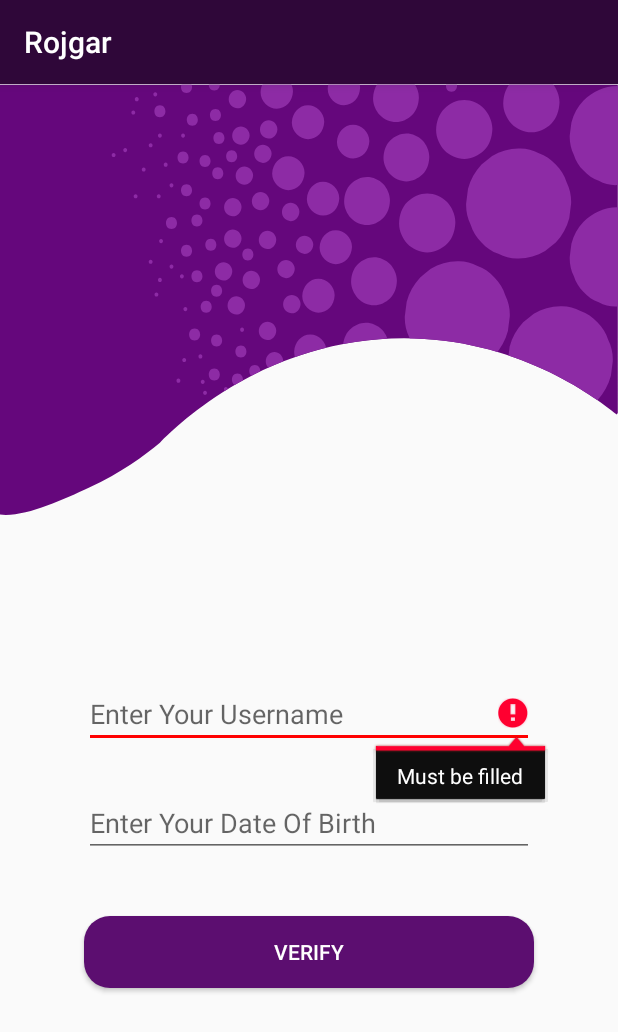
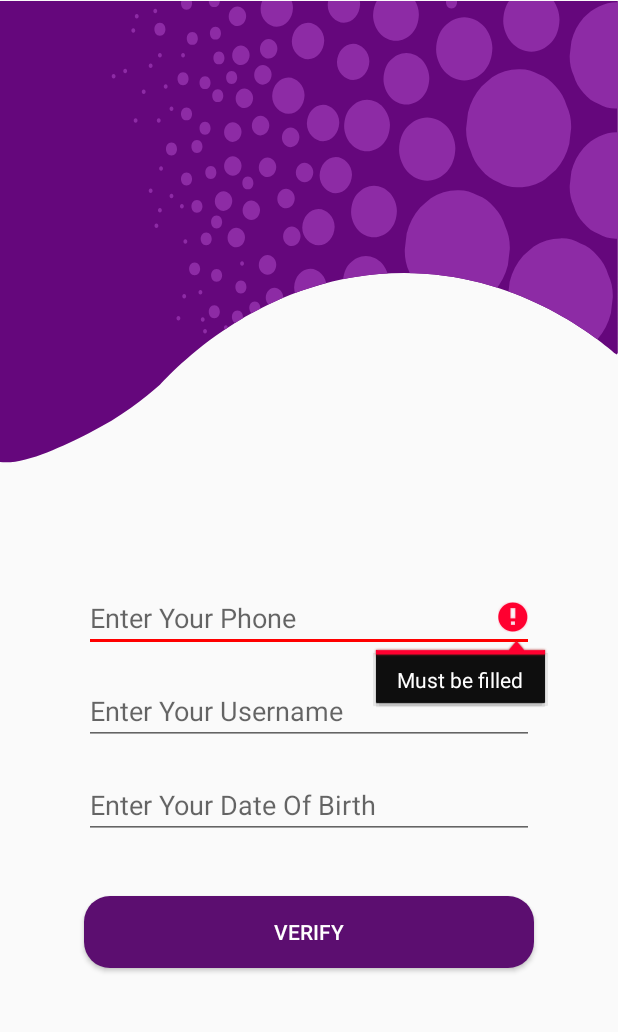
Before and after one commit to 17hardik/newSIH, an Android app: the Forgot_Password screen opened directly, with no data from a screen before it, after a tap on "VERIFY", on a phone screen of 412 x 824 dp. Shown: the top 1032 px of the screen. Run offline under Robolectric (Android 15) with nearby library versions, the phone set to English and light mode, and no system bars; our stand-ins replace Firebase (no records; nobody signed in at launch, a user with empty details on screens opened directly); libraries missing offline, so code that uses them is left out: com.firebase.client; 1 statement that could not run was skipped.

Commit message:
Bugs Fixed

```diff
--- a/app/src/main/java/com/example/sih/Forgot_Password.java
+++ b/app/src/main/java/com/example/sih/Forgot_Password.java
@@ -3,6 +3,7 @@ package com.example.sih;
 import androidx.annotation.NonNull;
 import androidx.appcompat.app.AppCompatActivity;
 import android.app.DatePickerDialog;
+import android.app.ProgressDialog;
 import android.content.Intent;
 import android.content.SharedPreferences;
 import android.content.res.ColorStateList;
@@ -23,27 +24,27 @@ import java.text.SimpleDateFormat;
 import java.util.Calendar;
 import java.util.Locale;
 
-/** Activity for account recovery inn case if a user forgets his/her password
+/** Activity for account recovery in case if a user forgets his/her password
  * Users can change their password by verifying their DOB and Username
  */
 
 public class Forgot_Password extends AppCompatActivity {
-    private EditText Username, DOB;
+    private EditText Phone, Username, DOB;
     private Calendar myCalendar;
     private String dob, username, storedDOB, storedUsername, phone, check;
-    String S, M, K;
+    String M, K;
     private Button Verify;
-    int i, j, l;
+    int j, l;
     DatabaseReference reff;
 
     @Override
     protected void onCreate(Bundle savedInstanceState) {
         super.onCreate(savedInstanceState);
-        SharedPreferences preferences = getSharedPreferences(S,i);
-        phone = preferences.getString("Phone","");
         SharedPreferences preferences1 = getSharedPreferences(M,j);
         check = preferences1.getString("Lang","Eng");
+        getSupportActionBar().hide();
         setContentView(R.layout.activity_forgot__password);
+        Phone = findViewById(R.id.phone);
         Username = findViewById(R.id.username);
         DOB = findViewById(R.id.dob);
         Verify = findViewById(R.id.verifyButton);
@@ -83,54 +84,94 @@ public class Forgot_Password extends AppCompatActivity {
             }
         });
 
-        try {
-            reff = FirebaseDatabase.getInstance().getReference().child("Users").child(phone);
-        } catch (Exception e) {
-
-        }
-
         Verify.setOnClickListener(new View.OnClickListener() {
             @Override
             public void onClick(View v) {
+                final ProgressDialog pd = new ProgressDialog(Forgot_Password.this);
+                if(check.equals("Hin")){
+                    pd.setMessage(getResources().getString(R.string.verifying1));
+                }else {
+                    pd.setMessage("Verifying...");
+                }
+                pd.show();
+                phone = Phone.getText().toString().trim();
                 dob = DOB.getText().toString();
                 username = Username.getText().toString().trim();
-                 if(username.equals("")){
+                if(phone.equals("")){
+                    if(check.equals("Hin")){
+                        Phone.setError(getResources().getString(R.string.must_be_filled1));
+                        Phone.setBackgroundTintList(ColorStateList.valueOf(getResources().getColor(R.color.colorRed)));
+                        pd.dismiss();
+                    }else {
+                        Phone.setError("Must be filled");
+                        Phone.setBackgroundTintList(ColorStateList.valueOf(getResources().getColor(R.color.colorRed)));
+                        pd.dismiss();
+                    }
+                }
+                 else if(username.equals("")){
                     if(check.equals("Hin")){
                         Username.setError(getResources().getString(R.string.must_be_filled1));
                         Username.setBackgroundTintList(ColorStateList.valueOf(getResources().getColor(R.color.colorRed)));
+                        pd.dismiss();
                     }else {
                         Username.setError("Must be filled");
                         Username.setBackgroundTintList(ColorStateList.valueOf(getResources().getColor(R.color.colorRed)));
+                        pd.dismiss();
                     }
                 }
                  else if(dob.equals("")){
                      if(check.equals("Hin")){
                          DOB.setError(getResources().getString(R.string.must_be_filled1));
                          DOB.setBackgroundTintList(ColorStateList.valueOf(getResources().getColor(R.color.colorRed)));
+                         pd.dismiss();
                      }else {
                          DOB.setError("Must be filled");
                          DOB.setBackgroundTintList(ColorStateList.valueOf(getResources().getColor(R.color.colorRed)));
+                         pd.dismiss();
                      }
                  }
+
                  else {
 
                      // matching entered credentials with our database records
+                     try {
+                         reff = FirebaseDatabase.getInstance().getReference().child("Users").child(phone);
+                     } catch (Exception e) {
+
+                     }
                      reff.addValueEventListener(new ValueEventListener() {
                          @Override
                          public void onDataChange(@NonNull DataSnapshot dataSnapshot) {
+                             try {
                                  storedUsername = dataSnapshot.child("Username").getValue().toString();
                                  storedDOB = dataSnapshot.child("DOB").getValue().toString();
+                             } catch (Exception e){
 
+                             }
+                             try {
                                  if (storedDOB.equals(dob) && storedUsername.equals(username)) {
                                      Intent intent = new Intent(Forgot_Password.this, Forgot_Second.class);
+                                     intent.putExtra("phone", phone);
                                      startActivity(intent);
+                                     pd.dismiss();
 
                                  } else {
 
                                      if (check.equals("Hin")) {
+                                         pd.dismiss();
                                          Toast.makeText(Forgot_Password.this, getResources().getString(R.string.username_dob_incorrect), Toast.LENGTH_SHORT).show();
                                      } else {
+                                         pd.dismiss();
                                          Toast.makeText(Forgot_Password.this, "Username or DOB is incorrect", Toast.LENGTH_SHORT).show();
+                                     }
+                                 }
+                             } catch (Exception e){
+                                 if (check.equals("Hin")) {
+                                     pd.dismiss();
+                                     Toast.makeText(Forgot_Password.this, getResources().getString(R.string.user_not_found1), Toast.LENGTH_SHORT).show();
+                                 } else {
+                                     pd.dismiss();
+                                     Toast.makeText(Forgot_Password.this, "User not found", Toast.LENGTH_SHORT).show();
                                  }
                              }
 
@@ -139,8 +180,10 @@ public class Forgot_Password extends AppCompatActivity {
                          @Override
                          public void onCancelled(@NonNull DatabaseError databaseError) {
                              if (check.equals("Hin")) {
+                                 pd.dismiss();
                                  Toast.makeText(Forgot_Password.this, getResources().getString(R.string.error1), Toast.LENGTH_SHORT).show();
                              } else {
+                                 pd.dismiss();
                                  Toast.makeText(Forgot_Password.this, "There is some error", Toast.LENGTH_SHORT).show();
                              }
                          }
@@ -156,6 +199,7 @@ public class Forgot_Password extends AppCompatActivity {
         DOB.setText(sdf.format(myCalendar.getTime()));
     }
     public void toHin(){
+        Phone.setHint(R.string.phone1);
         Username.setHint(R.string.username1);
         DOB.setHint(R.string.date1);
         Verify.setText(R.string.verify1);
--- a/app/src/main/java/com/example/sih/Login.java
+++ b/app/src/main/java/com/example/sih/Login.java
@@ -103,15 +103,12 @@ public class Login extends AppCompatActivity {
                 else{
                     String url = "https://smart-e60d6.firebaseio.com/Users.json";
                     final ProgressDialog pd = new ProgressDialog(Login.this);
-                    if(check.equals("Hin")){
-                        pd.setMessage(getResources().getString(R.string.logging_in1));
-                    }else {
+
                         if(check.equals("Hin")){
                             pd.setMessage(getResources().getString(R.string.logging_in1));
                         }else {
                             pd.setMessage("Logging in...");
                         }
-                    }
                     pd.show();
 
                     // If there is some value in realPhone then extracting encrypted password by combining phone number and entered password
@@ -214,6 +211,7 @@ public class Login extends AppCompatActivity {
         register.setText(R.string.register1);
         loginButton.setText(R.string.login1);
         Phone.setHint(R.string.phone1);
+        forget.setText(R.string.forgot_password1);
         Password.setHint(R.string.password1);
     }
 
--- a/app/src/main/java/com/example/sih/MyFirebaseMessagingService.java
+++ b/app/src/main/java/com/example/sih/MyFirebaseMessagingService.java
@@ -1,6 +1,5 @@
 package com.example.sih;
 
-import android.widget.Toast;
 import com.google.firebase.messaging.FirebaseMessagingService;
 
 public class MyFirebaseMessagingService extends FirebaseMessagingService {
@@ -11,6 +10,5 @@ public class MyFirebaseMessagingService extends FirebaseMessagingService {
     //This will execute when new token will be created by either re-installing the app or changing the version
     public void onNewToken(String token) {
         // will do something here too
-        Toast.makeText(this, token, Toast.LENGTH_SHORT).show();
     }
 }
--- a/app/src/main/java/com/example/sih/Profile.java
+++ b/app/src/main/java/com/example/sih/Profile.java
@@ -359,7 +359,7 @@ public class Profile extends AppCompatActivity implements NavigationView.OnNavig
         BTName.setText(R.string.change_name1);
         BTCertificates.setText(R.string.update_qualification_certificates1);
         BTPhone.setText(R.string.change_phone1);
-        getSupportActionBar().setTitle(R.string.profle1);
+        getSupportActionBar().setTitle(R.string.profile1);
         English = false;
         lang = "Hin";
         SharedPreferences.Editor editor1 = getSharedPreferences(M,j).edit();
--- a/app/src/main/res/layout/activity_forgot__password.xml
+++ b/app/src/main/res/layout/activity_forgot__password.xml
@@ -8,18 +8,31 @@
     android:background="@drawable/register_top"
     tools:context="com.example.sih.Login">
 
+    <EditText
+        android:id="@+id/phone"
+        android:layout_width="300dp"
+        android:layout_height="wrap_content"
+        android:hint="Enter Your Phone"
+        android:inputType="phone"
+        android:maxLines="1"
+        app:layout_constraintBottom_toBottomOf="parent"
+        app:layout_constraintEnd_toEndOf="parent"
+        app:layout_constraintStart_toStartOf="parent"
+        app:layout_constraintTop_toTopOf="parent"
+        app:layout_constraintVertical_bias="0.50"/>
 
     <EditText
         android:id="@+id/username"
         android:layout_width="300dp"
         android:layout_height="wrap_content"
         android:hint="Enter Your Username"
+        android:inputType="text"
         android:maxLines="1"
         app:layout_constraintBottom_toBottomOf="parent"
         app:layout_constraintEnd_toEndOf="parent"
         app:layout_constraintStart_toStartOf="parent"
         app:layout_constraintTop_toTopOf="parent"
-        app:layout_constraintVertical_bias="0.55"/>
+        app:layout_constraintVertical_bias="0.58"/>
 
     <EditText
         android:id="@+id/dob"
@@ -32,7 +45,7 @@
         app:layout_constraintEnd_toEndOf="parent"
         app:layout_constraintStart_toStartOf="parent"
         app:layout_constraintTop_toTopOf="parent"
-        app:layout_constraintVertical_bias="0.65"/>
+        app:layout_constraintVertical_bias="0.66"/>
 
     <Button
         android:id="@+id/verifyButton"
--- a/app/src/main/res/values/strings.xml
+++ b/app/src/main/res/values/strings.xml
@@ -116,8 +116,9 @@
     <string name="username_updated1">यूज़रनेम सफलतापूर्वक परिवर्तित किया गया</string>
     <string name="phone_updated1">फ़ोन सफलतापूर्वक परिवर्तित किया गया</string>
     <string name="phone_verify1">फ़ोन सत्यापित करें</string>
-    <string name="profle1">प्रोफ़ाइल</string>
+    <string name="profile1">प्रोफ़ाइल</string>
     <string name="phone_changed1">आपका फ़ोन नंबर बदल दिया गया है</string>
+    <string name="forgot_password1">पासवर्ड भूल गए?</string>
     <string name="msg_token_fmt">%s</string>
     <string name="username_dob_incorrect">उपयोगकर्ता नाम या जन्म तिथि गलत है</string>
 
```
Also changed, not shown: app/src/main/java/com/example/sih/Forgot_Second.java (+5 -4 lines). Lines whose indentation alone changed are shown as unchanged.
